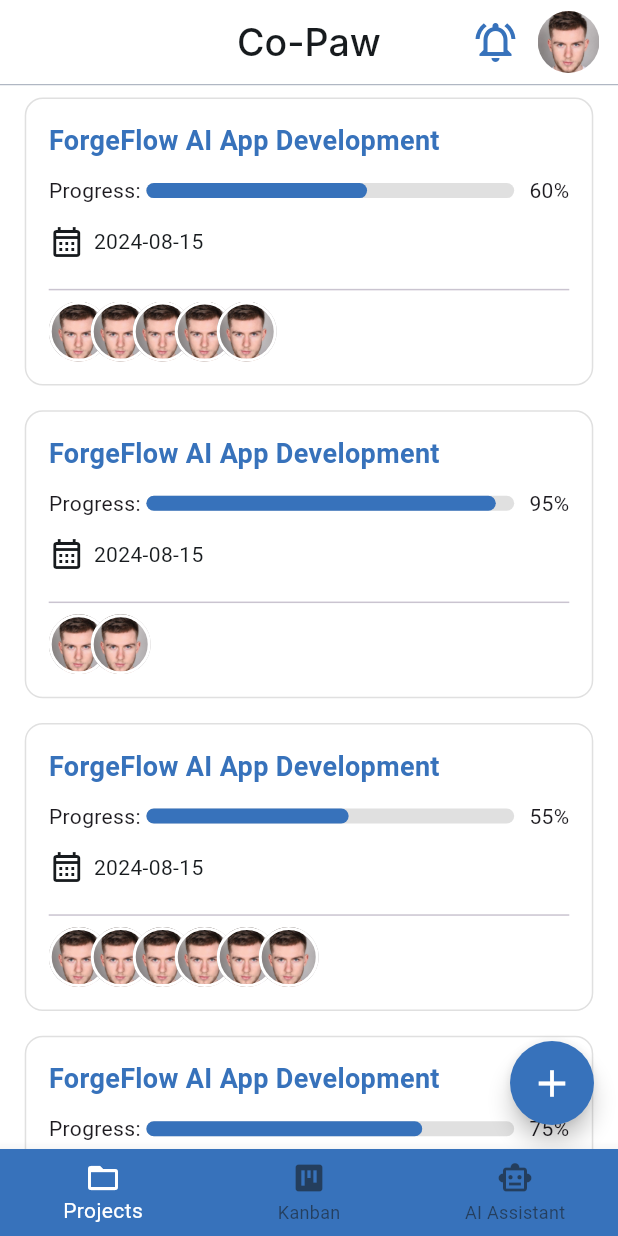
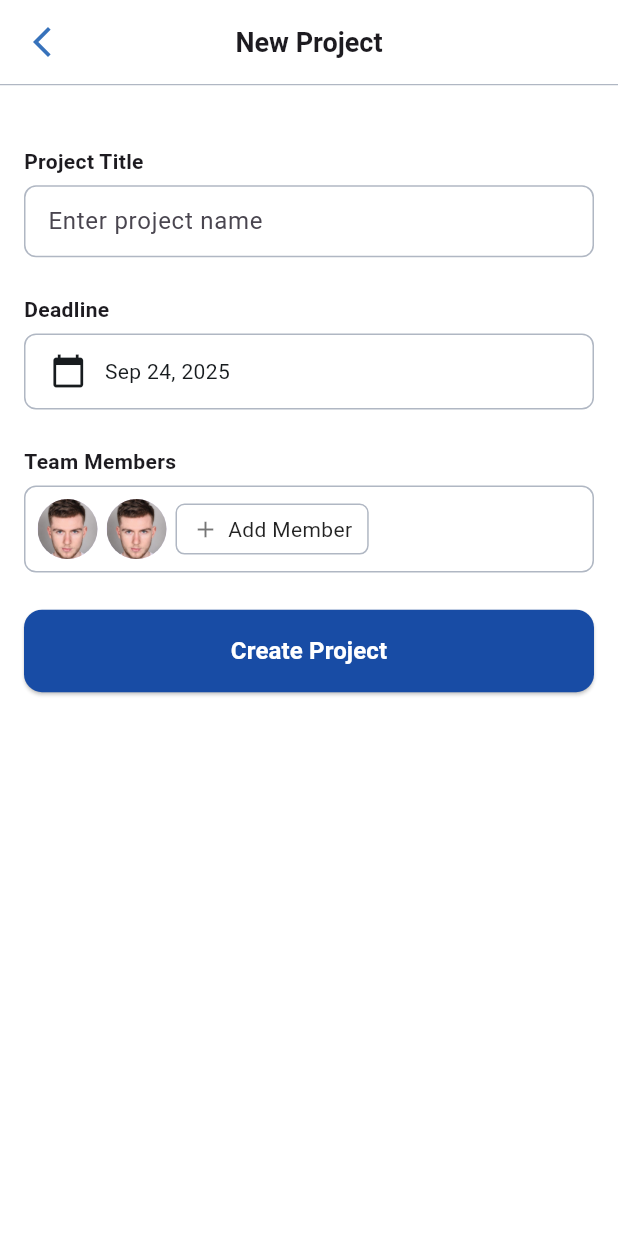
Before and after one commit to nhahub/NHA-225, a Flutter app: the screen it shows after launch, after a tap on the "add" icon, on a phone screen of 412 x 824 dp. Run offline on Flutter 3.47's test engine with Material 3 defaults, Android fonts, the phone set to English and light mode, and no system bars; Roboto replaces fonts that are missing (Inter).

Commit message:
Implement Create Project Screen with navigation and UI components

```diff
--- a/copaw/lib/Feature/Projects/screens/create_project_screen.dart
+++ b/copaw/lib/Feature/Projects/screens/create_project_screen.dart
@@ -0,0 +1,82 @@
+import 'package:copaw/Feature/widgets/common/custom_button.dart';
+import 'package:copaw/Feature/widgets/common/custom_text_field.dart';
+import 'package:copaw/Feature/widgets/common/date_picker_field.dart';
+import 'package:copaw/Feature/widgets/common/team_member_field.dart';
+import 'package:copaw/utils/app_assets.dart';
+import 'package:copaw/utils/app_colors.dart';
+import 'package:flutter/material.dart';
+
+class CreateProjectScreen extends StatefulWidget {
+  const CreateProjectScreen({super.key});
+
+  @override
+  State<CreateProjectScreen> createState() => _CreateProjectScreenState();
+}
+
+class _CreateProjectScreenState extends State<CreateProjectScreen> {
+  final TextEditingController projectNameController = TextEditingController();
+  String selectedDate = "Sep 24, 2025";
+  List<String> teamMembers = [
+    AppAssets.placeholder,
+    AppAssets.placeholder,
+  ];
+
+  @override
+  Widget build(BuildContext context) {
+    var height = MediaQuery.of(context).size.height;
+    var width = MediaQuery.of(context).size.width;
+    return Scaffold(
+      backgroundColor: AppColors.whiteColor,
+      appBar: AppBar(
+        leading: IconButton(
+          icon: const Icon(Icons.arrow_back_ios_new, color: AppColors.mainColor),
+          onPressed: () => Navigator.pop(context),
+        ),
+        title: const Text("New Project",
+            style: TextStyle(fontSize: 18, fontWeight: FontWeight.w600)),
+        centerTitle: true,
+        backgroundColor: AppColors.whiteColor,
+        bottom: PreferredSize(
+          preferredSize: Size.fromHeight(height * 0.001),
+          child: Container(color: AppColors.grayColor, height: height * 0.001),
+        ),
+      ),
+      body: Padding(
+        padding: const EdgeInsets.all(16),
+        child: Column(
+          crossAxisAlignment: CrossAxisAlignment.start,
+          children: [
+            SizedBox(height: height * 0.03),
+            CustomTextField(
+              label: "Project Title",
+              hintText: "Enter project name",
+              controller: projectNameController,
+            ),
+            SizedBox(height: height * 0.03),
+            DatePickerField(
+              label: "Deadline",
+              dateText: selectedDate,
+              onTap: () {
+                // open date picker
+              },
+            ),
+            SizedBox(height: height * 0.03),
+            TeamMembersField(
+              members: teamMembers,
+              onAdd: () {
+                // open add member dialog
+              },
+            ),
+            SizedBox(height: height * 0.03),
+            CustomButton(
+              label: "Create Project",
+              onPressed: () {
+                // Handle project creation
+              },
+            ),
+          ],
+        ),
+      ),
+    );
+  }
+}
--- a/copaw/lib/Feature/Projects/screens/projects_screen.dart
+++ b/copaw/lib/Feature/Projects/screens/projects_screen.dart
@@ -1,11 +1,17 @@
 import 'package:copaw/Feature/widgets/project/project_card.dart';
 import 'package:copaw/utils/app_assets.dart';
 import 'package:copaw/utils/app_colors.dart';
+import 'package:copaw/utils/app_routes.dart';
 import 'package:flutter/material.dart';
 
-class ProjectsScreen extends StatelessWidget {
+class ProjectsScreen extends StatefulWidget {
   const ProjectsScreen({super.key});
 
+  @override
+  State<ProjectsScreen> createState() => _ProjectsScreenState();
+}
+
+class _ProjectsScreenState extends State<ProjectsScreen> {
   @override
   Widget build(BuildContext context) {
     var height = MediaQuery.of(context).size.height;
@@ -13,7 +19,9 @@ class ProjectsScreen extends StatelessWidget {
     return Scaffold(
       backgroundColor: AppColors.whiteColor,
       floatingActionButton: FloatingActionButton(
-        onPressed: () {},
+        onPressed: () {
+          Navigator.pushNamed(context, AppRoutes.createProject);
+        },
         backgroundColor: AppColors.mainColor,
         shape: const CircleBorder(),
         child: const Icon(Icons.add, size: 30, color: AppColors.whiteColor),
@@ -61,7 +69,7 @@ class ProjectsScreen extends StatelessWidget {
             },
           ),
         ],
-        backgroundColor: AppColors.whiteColor,
+        backgroundColor: AppColors.transparentColor,
         bottom: PreferredSize(
           preferredSize: Size.fromHeight(
             height * 0.001,
--- a/copaw/lib/Feature/widgets/common/custom_button.dart
+++ b/copaw/lib/Feature/widgets/common/custom_button.dart
@@ -27,8 +27,8 @@ class CustomButton extends StatelessWidget {
           label,
           style:  TextStyle(
             color: Colors.white,
-            fontSize: 24,
-
+            fontSize: 16,
+            fontWeight: FontWeight.w600
           ),
         ),
       ),
--- a/copaw/lib/Feature/widgets/common/custom_text_field.dart
+++ b/copaw/lib/Feature/widgets/common/custom_text_field.dart
@@ -0,0 +1,47 @@
+import 'package:flutter/material.dart';
+import 'package:copaw/utils/app_colors.dart';
+
+class CustomTextField extends StatelessWidget {
+  final String label;
+  final String hintText;
+  final TextEditingController? controller;
+
+  const CustomTextField({
+    super.key,
+    required this.label,
+    required this.hintText,
+    this.controller,
+  });
+
+  @override
+  Widget build(BuildContext context) {
+    return Column(
+      crossAxisAlignment: CrossAxisAlignment.start,
+      children: [
+        Text(
+          label,
+          style: const TextStyle(fontWeight: FontWeight.w600, fontSize: 14),
+        ),
+        const SizedBox(height: 6),
+        TextField(
+          controller: controller,
+          decoration: InputDecoration(
+            hintText: hintText,
+            border: OutlineInputBorder(
+              borderRadius: BorderRadius.circular(8),
+              borderSide: BorderSide(color: AppColors.grayColor),
+            ),
+            enabledBorder: OutlineInputBorder(
+              borderRadius: BorderRadius.circular(8),
+              borderSide: BorderSide(color: AppColors.grayColor),
+            ),
+            contentPadding: const EdgeInsets.symmetric(
+              horizontal: 12,
+              vertical: 10,
+            ),
+          ),
+        ),
+      ],
+    );
+  }
+}
--- /dev/null
+++ b/copaw/lib/Feature/widgets/common/date_picker_field.dart
@@ -0,0 +1,54 @@
+import 'package:copaw/utils/app_colors.dart';
+import 'package:flutter/material.dart';
+
+class DatePickerField extends StatelessWidget {
+  final String label;
+  final String dateText;
+  final VoidCallback onTap;
+
+  const DatePickerField({
+    super.key,
+    required this.label,
+    required this.dateText,
+    required this.onTap,
+  });
+
+  @override
+  Widget build(BuildContext context) {
+    var width = MediaQuery.of(context).size.width;
+    var height = MediaQuery.of(context).size.height;
+    return Column(
+      crossAxisAlignment: CrossAxisAlignment.start,
+      children: [
+        Text(
+          label,
+          style: const TextStyle(fontWeight: FontWeight.w600, fontSize: 14),
+        ),
+        const SizedBox(height: 6),
+        GestureDetector(
+          onTap: onTap,
+          child: Container(
+            padding: EdgeInsets.symmetric(
+              horizontal: width * 0.04,
+              vertical: height * 0.015,
+            ),
+            decoration: BoxDecoration(
+              border: Border.all(color: AppColors.grayColor),
+              borderRadius: BorderRadius.circular(8),
+            ),
+            child: Row(
+              children: [
+                Icon(Icons.calendar_today, color: AppColors.textColor),
+                 SizedBox(width: width * 0.03),
+                Text(
+                  dateText,
+                  style: TextStyle(fontSize: 14, color: AppColors.textColor),
+                ),
+              ],
+            ),
+          ),
+        ),
+      ],
+    );
+  }
+}
--- /dev/null
+++ b/copaw/lib/Feature/widgets/common/team_member_field.dart
@@ -0,0 +1,68 @@
+import 'package:copaw/utils/app_colors.dart';
+import 'package:flutter/material.dart';
+
+class TeamMembersField extends StatelessWidget {
+  final List<String> members;
+  final VoidCallback onAdd;
+
+  const TeamMembersField({
+    super.key,
+    required this.members,
+    required this.onAdd,
+  });
+
+  @override
+  Widget build(BuildContext context) {
+    return Column(
+      crossAxisAlignment: CrossAxisAlignment.start,
+      children: [
+        const Text(
+          "Team Members",
+          style: TextStyle(fontWeight: FontWeight.w600, fontSize: 14),
+        ),
+        const SizedBox(height: 6),
+        Container(
+          padding: const EdgeInsets.symmetric(horizontal: 8, vertical: 8),
+          decoration: BoxDecoration(
+            border: Border.all(color: AppColors.grayColor),
+            borderRadius: BorderRadius.circular(8),
+          ),
+          child: Row(
+            children: [
+              ...members.map(
+                (member) => Padding(
+                  padding: const EdgeInsets.only(right: 6),
+                  child: CircleAvatar(
+                    backgroundImage: AssetImage(member), // or NetworkImage
+                    radius: 20,
+                  ),
+                ),
+              ),
+              GestureDetector(
+                onTap: onAdd,
+                child: Container(
+                  padding:
+                      const EdgeInsets.symmetric(horizontal: 10, vertical: 6),
+                  decoration: BoxDecoration(
+                    border: Border.all(color: AppColors.grayColor),
+                    borderRadius: BorderRadius.circular(6),
+                  ),
+                  child: const Row(
+                    children: [
+                      Icon(Icons.add, size: 18, color: Colors.black54),
+                      SizedBox(width: 6),
+                      Text(
+                        "Add Member",
+                        style: TextStyle(fontSize: 14, color: Colors.black87),
+                      ),
+                    ],
+                  ),
+                ),
+              ),
+            ],
+          ),
+        ),
+      ],
+    );
+  }
+}
--- a/copaw/lib/main.dart
+++ b/copaw/lib/main.dart
@@ -1,4 +1,6 @@
+import 'package:copaw/Feature/Projects/screens/create_project_screen.dart';
 import 'package:copaw/Feature/Projects/screens/projects_screen.dart';
+import 'package:copaw/utils/app_routes.dart';
 import 'package:flutter/material.dart';
 import 'utils/app_colors.dart';
 import 'feature/widgets/common/custom_bottom_nav.dart';
@@ -14,11 +16,12 @@ class MyApp extends StatelessWidget {
   Widget build(BuildContext context) {
     return MaterialApp(
       debugShowCheckedModeBanner: false,
-      title: 'Custom Bot Nav Bar',
-      theme: ThemeData(
-        primaryColor: AppColors.mainColor,
-      ),
-      home: const HomePage(),
+      theme: ThemeData(primaryColor: AppColors.mainColor),
+      routes: {
+        AppRoutes.home: (context) => const HomePage(),
+        AppRoutes.createProject: (context) => const CreateProjectScreen(),
+      },
+      initialRoute: AppRoutes.home,
     );
   }
 }
--- a/copaw/lib/utils/app_colors.dart
+++ b/copaw/lib/utils/app_colors.dart
@@ -7,4 +7,5 @@ class AppColors {
   static const Color whiteColor = Color(0xFFFFFFFF);
   static const Color grayColor = Color(0xFFB0B7C3);
   static const Color lightGrayColor = Color(0xFFE0E0E0);
+  static const Color transparentColor = Colors.transparent;
 }
--- /dev/null
+++ b/copaw/lib/utils/app_routes.dart
@@ -0,0 +1,4 @@
+class AppRoutes {
+  static const String home = '/home';
+  static const String createProject = '/createProject';
+}
```
